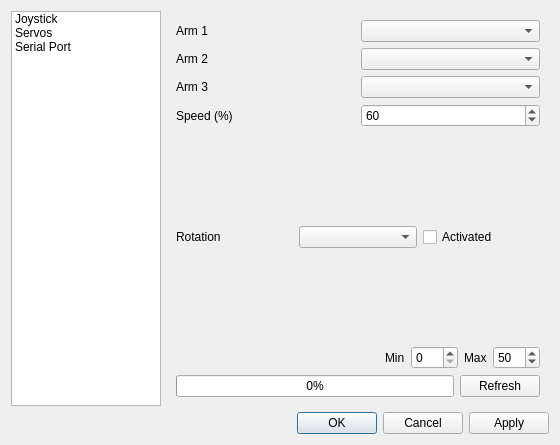
Qt form Code/optionswindow.ui (jmigual/ETSEIB-deltaRobot) before a commit.
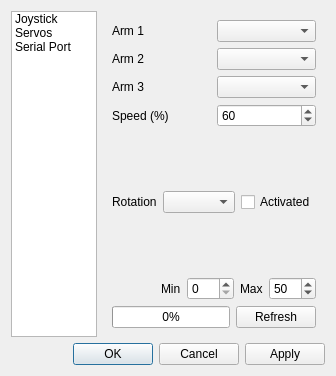
The same form after that commit.

```diff
--- a/Code/optionswindow.ui
+++ b/Code/optionswindow.ui
@@ -6,8 +6,8 @@
    <rect>
     <x>0</x>
     <y>0</y>
-    <width>560</width>
-    <height>445</height>
+    <width>336</width>
+    <height>376</height>
    </rect>
   </property>
   <property name="windowTitle">
```
Left out of the diff: 2 changed lines with no effect on the pictures.
